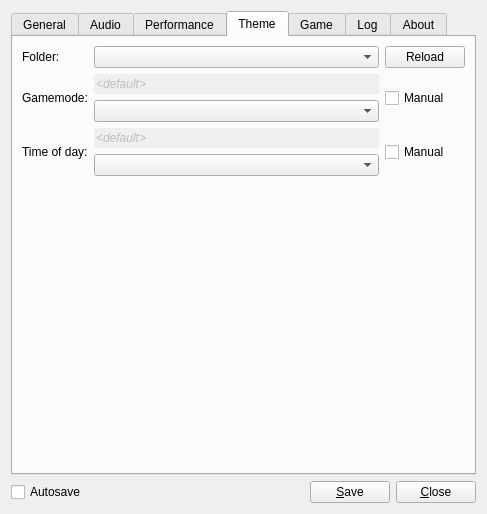
Qt form res/ui/config_panel.ui (lambdcalculus/AO2-Client) before a commit.
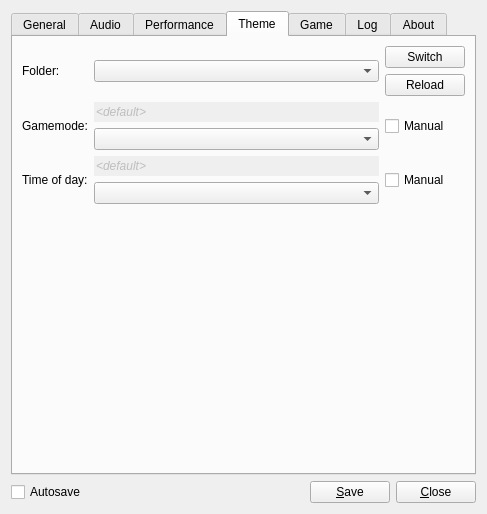
The same form after that commit. The open tabs and pages were chosen to show the change.

Commit message: Added extra checks and fallbacks for missing themes

```diff
--- a/res/ui/config_panel.ui
+++ b/res/ui/config_panel.ui
@@ -892,10 +892,10 @@
       <attribute name="title">
        <string>Theme</string>
       </attribute>
-      <layout class="QVBoxLayout" name="verticalLayout_7">
+      <layout class="QVBoxLayout" name="verticalLayout_9">
        <item>
         <layout class="QGridLayout" name="gridLayout_4">
-         <item row="4" column="3" rowspan="2">
+         <item row="5" column="3" rowspan="2">
           <widget class="QCheckBox" name="manual_timeofday_selection">
            <property name="sizePolicy">
             <sizepolicy hsizetype="Maximum" vsizetype="Fixed">
@@ -908,20 +908,7 @@
            </property>
           </widget>
          </item>
-         <item row="2" column="0" rowspan="2">
-          <widget class="QLabel" name="gamemode_label">
-           <property name="sizePolicy">
-            <sizepolicy hsizetype="Maximum" vsizetype="Preferred">
-             <horstretch>0</horstretch>
-             <verstretch>0</verstretch>
-            </sizepolicy>
-           </property>
-           <property name="text">
-            <string>Gamemode:</string>
-           </property>
-          </widget>
-         </item>
-         <item row="4" column="0" rowspan="2">
+         <item row="5" column="0" rowspan="2">
           <widget class="QLabel" name="timeofday_label">
            <property name="sizePolicy">
             <sizepolicy hsizetype="Maximum" vsizetype="Preferred">
@@ -934,23 +921,7 @@
            </property>
           </widget>
          </item>
-         <item row="2" column="3" rowspan="2">
-          <widget class="QCheckBox" name="manual_gamemode_selection">
-           <property name="sizePolicy">
-            <sizepolicy hsizetype="Maximum" vsizetype="Fixed">
-             <horstretch>0</horstretch>
-             <verstretch>0</verstretch>
-            </sizepolicy>
-           </property>
-           <property name="toolTip">
-            <string>&lt;html&gt;&lt;head/&gt;&lt;body&gt;&lt;p&gt;Allows you to manually switch to a gamemode interface.&lt;/p&gt;&lt;/body&gt;&lt;/html&gt;</string>
-           </property>
-           <property name="text">
-            <string>Manual</string>
-           </property>
-          </widget>
-         </item>
-         <item row="0" column="0">
+         <item row="1" column="0">
           <widget class="QLabel" name="theme_label">
            <property name="sizePolicy">
             <sizepolicy hsizetype="Maximum" vsizetype="Preferred">
@@ -963,45 +934,20 @@
            </property>
           </widget>
          </item>
-         <item row="2" column="1" rowspan="2" colspan="2">
-          <layout class="QVBoxLayout" name="verticalLayout_4">
-           <item>
-            <widget class="QLineEdit" name="gamemode">
-             <property name="enabled">
-              <bool>false</bool>
-             </property>
-             <property name="font">
-              <font>
-               <italic>true</italic>
-              </font>
-             </property>
-             <property name="toolTip">
-              <string>&lt;html&gt;&lt;head/&gt;&lt;body&gt;&lt;p&gt;The &lt;span style=&quot; font-weight:600; color:#0000ff;&quot;&gt;currently active&lt;/span&gt; gamemode.&lt;/p&gt;&lt;/body&gt;&lt;/html&gt;</string>
-             </property>
-             <property name="text">
-              <string>&lt;default&gt;</string>
-             </property>
-             <property name="frame">
-              <bool>false</bool>
-             </property>
-             <property name="readOnly">
-              <bool>true</bool>
-             </property>
-            </widget>
-           </item>
-           <item>
-            <widget class="QComboBox" name="manual_gamemode">
-             <property name="enabled">
-              <bool>true</bool>
-             </property>
-             <property name="toolTip">
-              <string>&lt;html&gt;&lt;head/&gt;&lt;body&gt;&lt;p&gt;The &lt;span style=&quot; font-weight:600; color:#0000ff;&quot;&gt;current manually selected&lt;/span&gt; gamemode.&lt;/p&gt;&lt;/body&gt;&lt;/html&gt;</string>
-             </property>
-            </widget>
-           </item>
-          </layout>
+         <item row="3" column="0" rowspan="2">
+          <widget class="QLabel" name="gamemode_label">
+           <property name="sizePolicy">
+            <sizepolicy hsizetype="Maximum" vsizetype="Preferred">
+             <horstretch>0</horstretch>
+             <verstretch>0</verstretch>
+            </sizepolicy>
+           </property>
+           <property name="text">
+            <string>Gamemode:</string>
+           </property>
+          </widget>
          </item>
-         <item row="4" column="1" rowspan="2" colspan="2">
+         <item row="5" column="1" rowspan="2" colspan="2">
           <layout class="QVBoxLayout" name="verticalLayout_5">
            <item>
             <widget class="QLineEdit" name="timeofday">
@@ -1036,11 +982,49 @@
            </item>
           </layout>
          </item>
-         <item row="0" column="1" colspan="2">
+         <item row="3" column="1" rowspan="2" colspan="2">
+          <layout class="QVBoxLayout" name="verticalLayout_4">
+           <item>
+            <widget class="QLineEdit" name="gamemode">
+             <property name="enabled">
+              <bool>false</bool>
+             </property>
+             <property name="font">
+              <font>
+               <italic>true</italic>
+              </font>
+             </property>
+             <property name="toolTip">
+              <string>&lt;html&gt;&lt;head/&gt;&lt;body&gt;&lt;p&gt;The &lt;span style=&quot; font-weight:600; color:#0000ff;&quot;&gt;currently active&lt;/span&gt; gamemode.&lt;/p&gt;&lt;/body&gt;&lt;/html&gt;</string>
+             </property>
+             <property name="text">
+              <string>&lt;default&gt;</string>
+             </property>
+             <property name="frame">
+              <bool>false</bool>
+             </property>
+             <property name="readOnly">
+              <bool>true</bool>
+             </property>
+            </widget>
+           </item>
+           <item>
+            <widget class="QComboBox" name="manual_gamemode">
+             <property name="enabled">
+              <bool>true</bool>
+             </property>
+             <property name="toolTip">
+              <string>&lt;html&gt;&lt;head/&gt;&lt;body&gt;&lt;p&gt;The &lt;span style=&quot; font-weight:600; color:#0000ff;&quot;&gt;current manually selected&lt;/span&gt; gamemode.&lt;/p&gt;&lt;/body&gt;&lt;/html&gt;</string>
+             </property>
+            </widget>
+           </item>
+          </layout>
+         </item>
+         <item row="1" column="1" colspan="2">
           <widget class="QComboBox" name="theme"/>
          </item>
-         <item row="0" column="3">
-          <widget class="QPushButton" name="theme_reload">
+         <item row="3" column="3" rowspan="2">
+          <widget class="QCheckBox" name="manual_gamemode_selection">
            <property name="sizePolicy">
             <sizepolicy hsizetype="Maximum" vsizetype="Fixed">
              <horstretch>0</horstretch>
@@ -1048,10 +1032,40 @@
             </sizepolicy>
            </property>
            <property name="text">
-            <string>Reload</string>
+            <string>Manual</string>
            </property>
           </widget>
          </item>
+         <item row="1" column="3">
+          <layout class="QVBoxLayout" name="verticalLayout_7">
+           <item>
+            <widget class="QPushButton" name="switch_theme">
+             <property name="sizePolicy">
+              <sizepolicy hsizetype="Maximum" vsizetype="Fixed">
+               <horstretch>0</horstretch>
+               <verstretch>0</verstretch>
+              </sizepolicy>
+             </property>
+             <property name="text">
+              <string>Switch</string>
+             </property>
+            </widget>
+           </item>
+           <item>
+            <widget class="QPushButton" name="reload_theme">
+             <property name="sizePolicy">
+              <sizepolicy hsizetype="Maximum" vsizetype="Fixed">
+               <horstretch>0</horstretch>
+               <verstretch>0</verstretch>
+              </sizepolicy>
+             </property>
+             <property name="text">
+              <string>Reload</string>
+             </property>
+            </widget>
+           </item>
+          </layout>
+         </item>
         </layout>
        </item>
        <item>
```
Left out of the diff: 5 changed lines with no effect on the pictures. The commit also changes 8 other files.
